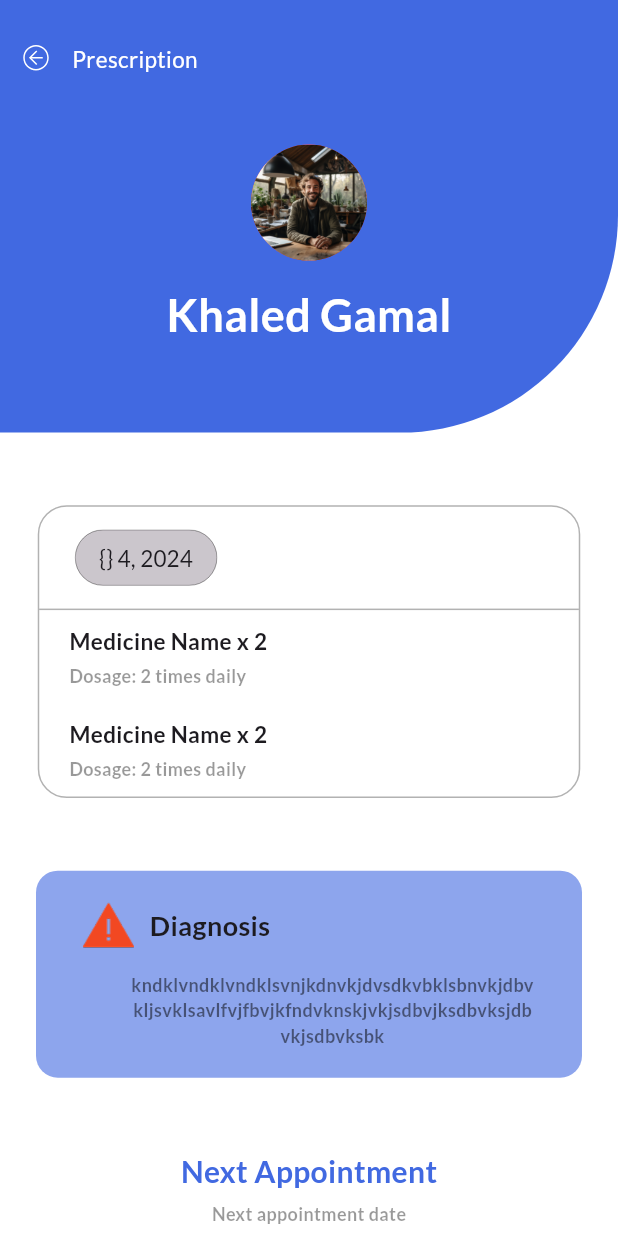
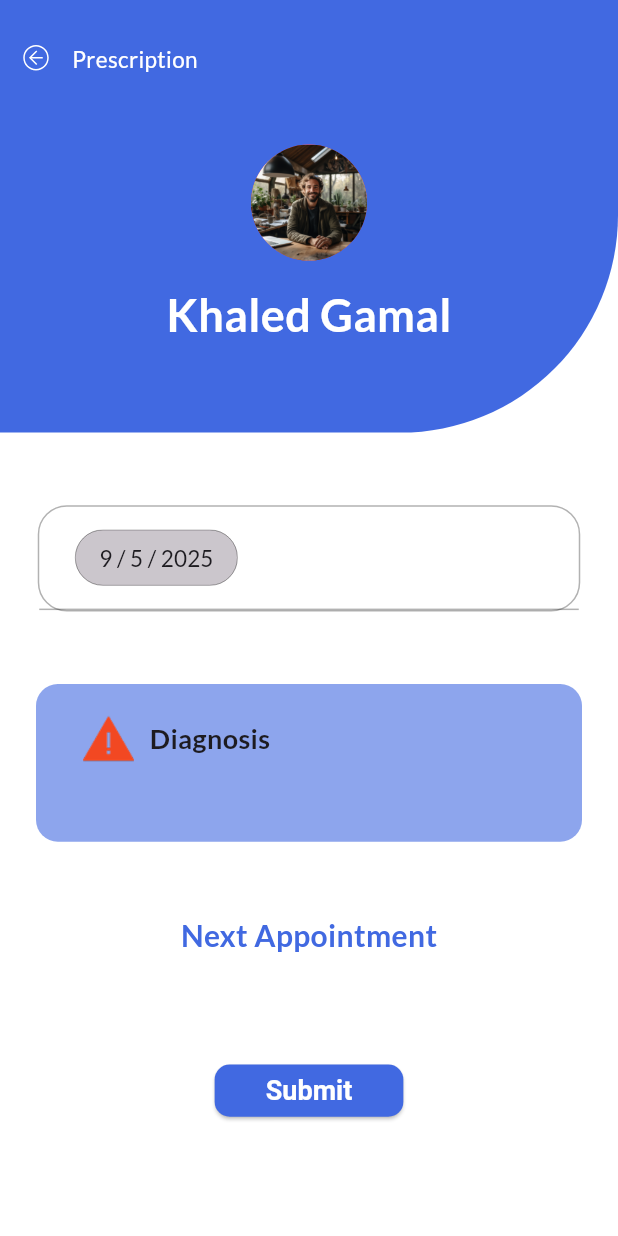
Before and after one commit to Graduation-Project-FETU-2024-2025/doctor-app, a Flutter app: the DetailsExaminationView screen opened directly with empty values, on a phone screen of 412 x 824 dp. Run offline on Flutter 3.47's test engine with Material 3 defaults, Android fonts, the phone set to English and light mode, and no system bars; our stand-ins replace animated_notch_bottom_bar, bloc, cached_network_image, dartz, date_picker_timeline, dio and 14 more; missing offline and left inert: jwt_decode; accounts and stored records are empty; generated files the repository leaves out were written again; project files that could hold a hidden picture were left out.

Commit message:
show data for examination in details

```diff
--- a/lib/features/examination/data/models/examination_model.dart
+++ b/lib/features/examination/data/models/examination_model.dart
@@ -1,17 +1,17 @@
-import 'package:doctor_app/features/medicines/data/models/medicine_model.dart';
+import 'package:doctor_app/features/examination/data/models/prescription_medicine_model.dart';
 
 class ExaminationModel {
   final String id;
-  final String name;
+  final String patientName;
   final List<String> analyses;
-  final List<MedicineModel> medicines;
+  final List<PrescriptionMedicineModel> medicines;
   final String diagonsis;
   final String nextAppointment;
   final DateTime createdAt;
 
   ExaminationModel({
     required this.id,
-    required this.name,
+    required this.patientName,
     required this.analyses,
     required this.medicines,
     required this.diagonsis,
@@ -20,15 +20,15 @@ class ExaminationModel {
   });
   ExaminationModel copyWith({
     String? id,
-    String? name,
+    String? patientName,
     List<String>? analyses,
-    List<MedicineModel>? medicines,
+    List<PrescriptionMedicineModel>? medicines,
     String? diagonsis,
     String? nextAppointment,
   }) {
     return ExaminationModel(
       id: id ?? this.id,
-      name: name ?? this.name,
+      patientName: patientName ?? this.patientName,
       analyses: analyses ?? this.analyses,
       medicines: medicines ?? this.medicines,
       diagonsis: diagonsis ?? this.diagonsis,
--- /dev/null
+++ b/lib/features/examination/data/models/prescription_medicine_model.dart
@@ -0,0 +1,29 @@
+class PrescriptionMedicineModel {
+  final String id;
+  final String name;
+  int dosage;
+  String instructions;
+
+  PrescriptionMedicineModel({
+    required this.id,
+    required this.name,
+    required this.dosage,
+    required this.instructions,
+  });
+  void updateDosage(int newDosage) => dosage = newDosage;
+  void updateInstructions(String newInstructions) =>
+      instructions = newInstructions;
+  PrescriptionMedicineModel copyWith({
+    String? id,
+    String? name,
+    int? dosage,
+    String? instructions,
+  }) {
+    return PrescriptionMedicineModel(
+      id: id ?? this.id,
+      name: name ?? this.name,
+      dosage: dosage ?? this.dosage,
+      instructions: instructions ?? this.instructions,
+    );
+  }
+}
--- a/lib/features/examination/presentation/views/details_examination_view.dart
+++ b/lib/features/examination/presentation/views/details_examination_view.dart
@@ -10,7 +10,9 @@ class DetailsExaminationView extends StatelessWidget {
   Widget build(BuildContext context) {
     return SafeArea(
       child: Scaffold(
-        body: DetailsExaminationViewBody(),
+        body: DetailsExaminationViewBody(
+          examinationModel: examinationModel,
+        ),
       ),
     );
   }
--- /dev/null
+++ b/lib/features/examination/presentation/views/widgets/details_examination_header.dart
@@ -0,0 +1,71 @@
+import 'package:doctor_app/core/helpers/extentions.dart';
+import 'package:doctor_app/core/utils/app_colors.dart';
+import 'package:doctor_app/core/utils/app_icons.dart';
+import 'package:doctor_app/core/utils/app_images.dart';
+import 'package:doctor_app/core/utils/app_styles.dart';
+import 'package:doctor_app/generated/l10n.dart';
+import 'package:flutter/material.dart';
+import 'package:flutter_screenutil/flutter_screenutil.dart';
+import 'package:flutter_svg/svg.dart';
+import 'package:gap/gap.dart';
+
+class DetailsExaminationHeader extends StatelessWidget {
+  const DetailsExaminationHeader({
+    super.key,
+  });
+
+  @override
+  Widget build(BuildContext context) {
+    return Container(
+      height: MediaQuery.sizeOf(context).height * 0.35,
+      decoration: BoxDecoration(
+        color: AppColors.primaryColor,
+        borderRadius: BorderRadius.only(
+          bottomRight: Radius.circular(
+            150.r,
+          ),
+        ),
+      ),
+      child: Column(
+        children: [
+          Gap(15.h),
+          Row(
+            children: [
+              IconButton(
+                onPressed: () {
+                  context.pop();
+                },
+                icon: SvgPicture.asset(
+                  AppIcons.svgsAuthBackIcon,
+                ),
+              ),
+              Text(
+                S.of(context).prescription,
+                style: AppStyles.medium15(context).copyWith(
+                  color: Theme.of(context).brightness == Brightness.light
+                      ? AppColors.white
+                      : AppColors.black,
+                ),
+              ),
+            ],
+          ),
+          Gap(35.h),
+          CircleAvatar(
+            radius: 40.r,
+            backgroundColor: Colors.red,
+            backgroundImage: AssetImage(AppImages.imagesAvatar),
+          ),
+          Gap(15.h),
+          Text(
+            'Khaled Gamal',
+            style: AppStyles.semiBold30(context).copyWith(
+              color: Theme.of(context).brightness == Brightness.light
+                  ? AppColors.white
+                  : AppColors.black,
+            ),
+          )
+        ],
+      ),
+    );
+  }
+}
--- a/lib/features/examination/presentation/views/widgets/details_examination_view_body.dart
+++ b/lib/features/examination/presentation/views/widgets/details_examination_view_body.dart
@@ -1,16 +1,19 @@
-import 'package:doctor_app/core/helpers/extentions.dart';
 import 'package:doctor_app/core/utils/app_colors.dart';
-import 'package:doctor_app/core/utils/app_icons.dart';
-import 'package:doctor_app/core/utils/app_images.dart';
 import 'package:doctor_app/core/utils/app_styles.dart';
+import 'package:doctor_app/core/widgets/add_delete_button.dart';
+import 'package:doctor_app/features/examination/data/models/examination_model.dart';
+import 'package:doctor_app/features/examination/presentation/views/widgets/details_examination_header.dart';
+import 'package:doctor_app/features/examination/presentation/views/widgets/diagonsis_widget.dart';
+import 'package:doctor_app/features/examination/presentation/views/widgets/next_appointment_section.dart';
+import 'package:doctor_app/features/examination/presentation/views/widgets/prescription_list.dart';
 import 'package:doctor_app/generated/l10n.dart';
 import 'package:flutter/material.dart';
 import 'package:flutter_screenutil/flutter_screenutil.dart';
-import 'package:flutter_svg/svg.dart';
 import 'package:gap/gap.dart';
 
 class DetailsExaminationViewBody extends StatelessWidget {
-  const DetailsExaminationViewBody({super.key});
+  const DetailsExaminationViewBody({super.key, required this.examinationModel});
+  final ExaminationModel examinationModel;
 
   @override
   Widget build(BuildContext context) {
@@ -51,7 +54,7 @@ class DetailsExaminationViewBody extends StatelessWidget {
                         ),
                       ),
                       label: Text(
-                        '{} 4, 2024',
+                        '${examinationModel.createdAt.day} / ${examinationModel.createdAt.month} / ${examinationModel.createdAt.year}',
                         style: AppStyles.medium15(context),
                       ),
                       backgroundColor:
@@ -67,7 +70,9 @@ class DetailsExaminationViewBody extends StatelessWidget {
                         : AppColors.white.withOpacity(0.3),
                     height: 1.h,
                   ),
-                  PrescriptionList(),
+                  PrescriptionList(
+                    prescriptions: examinationModel.medicines,
+                  ),
                 ],
               ),
             ),
@@ -77,205 +82,32 @@ class DetailsExaminationViewBody extends StatelessWidget {
             padding: const EdgeInsets.symmetric(
               horizontal: 24.0,
             ),
-            child: DiagonsisWidget(),
+            child: DiagonsisWidget(
+              diagonsis: examinationModel.diagonsis,
+            ),
           ),
           Gap(50.h),
-          NextAppoinmentSection(),
+          NextAppoinmentSection(
+            nextAppoinment: examinationModel.nextAppointment,
+          ),
+          Gap(50.h),
+          Row(
+            mainAxisAlignment: MainAxisAlignment.center,
+            children: [
+              SizedBox(
+                height: 36.h,
+                width: 120.w,
+                child: AddDeleteButton(
+                  title: S.of(context).submit,
+                  color: AppColors.primaryColor,
+                  onpressed: () {},
+                ),
+              ),
+            ],
+          ),
+          Gap(50.h),
         ],
       ),
     );
   }
 }
-
-class NextAppoinmentSection extends StatelessWidget {
-  const NextAppoinmentSection({
-    super.key,
-  });
-
-  @override
-  Widget build(BuildContext context) {
-    return Column(
-      children: [
-        Text(
-          S.of(context).nextAppointment,
-          style: AppStyles.semiBold20(context).copyWith(
-            color: AppColors.primaryColor,
-          ),
-        ),
-        Gap(5.h),
-        Text(
-          'Next appointment date',
-          style: AppStyles.semiBold12(context).copyWith(
-            color: Theme.of(context).brightness == Brightness.light
-                ? AppColors.black.withOpacity(0.4)
-                : AppColors.white.withOpacity(0.4),
-          ),
-        ),
-      ],
-    );
-  }
-}
-
-class DiagonsisWidget extends StatelessWidget {
-  const DiagonsisWidget({
-    super.key,
-  });
-
-  @override
-  Widget build(BuildContext context) {
-    return Container(
-      width: double.infinity,
-      decoration: BoxDecoration(
-        color: AppColors.primaryColor.withOpacity(0.6),
-        borderRadius: BorderRadius.circular(15.r),
-      ),
-      child: Padding(
-        padding: EdgeInsets.symmetric(
-          horizontal: 30.w,
-          vertical: 20.h,
-        ),
-        child: Column(children: [
-          Row(
-            children: [
-              Image.asset(
-                AppImages.imagesMissedAppointment,
-                height: 35.h,
-              ),
-              Gap(10.w),
-              Text(
-                S.of(context).diagnosis,
-                style: AppStyles.semiBold18(context),
-              ),
-            ],
-          ),
-          Gap(15.h),
-          Row(
-            children: [
-              SizedBox(
-                width: 30.w,
-              ),
-              Expanded(
-                child: Text(
-                  'kndklvndklvndklsvnjkdnvkjdvsdkvbklsbnvkjdbvkljsvklsavlfvjfbvjkfndvknskjvkjsdbvjksdbvksjdbvkjsdbvksbk',
-                  textAlign: TextAlign.center,
-                  style: AppStyles.semiBold12(context).copyWith(
-                    color: Theme.of(context).brightness == Brightness.light
-                        ? AppColors.black.withOpacity(0.5)
-                        : AppColors.white.withOpacity(0.5),
-                  ),
-                ),
-              ),
-            ],
-          ),
-        ]),
-      ),
-    );
-  }
-}
-
-class PrescriptionItem extends StatelessWidget {
-  const PrescriptionItem({
-    super.key,
-  });
-
-  @override
-  Widget build(BuildContext context) {
-    return Column(
-      crossAxisAlignment: CrossAxisAlignment.start,
-      children: [
-        Text(
-          'Medicine Name x 2',
-          style: AppStyles.semiBold15(context),
-        ),
-        Gap(5.h),
-        Text(
-          'Dosage: 2 times daily',
-          style: AppStyles.semiBold12(context).copyWith(
-            color: Theme.of(context).brightness == Brightness.light
-                ? AppColors.black.withOpacity(0.4)
-                : AppColors.white.withOpacity(0.4),
-          ),
-        ),
-      ],
-    );
-  }
-}
-
-class PrescriptionList extends StatelessWidget {
-  const PrescriptionList({super.key});
-
-  @override
-  Widget build(BuildContext context) {
-    return ListView.builder(
-        itemCount: 2,
-        physics: const NeverScrollableScrollPhysics(),
-        shrinkWrap: true,
-        itemBuilder: (context, index) {
-          return Padding(
-            padding: EdgeInsets.symmetric(vertical: 10.h, horizontal: 20),
-            child: PrescriptionItem(),
-          );
-        });
-  }
-}
-
-class DetailsExaminationHeader extends StatelessWidget {
-  const DetailsExaminationHeader({
-    super.key,
-  });
-
-  @override
-  Widget build(BuildContext context) {
-    return Container(
-      height: MediaQuery.sizeOf(context).height * 0.35,
-      decoration: BoxDecoration(
-        color: AppColors.primaryColor,
-        borderRadius: BorderRadius.only(
-          bottomRight: Radius.circular(
-            150.r,
-          ),
-        ),
-      ),
-      child: Column(
-        children: [
-          Gap(15.h),
-          Row(
-            children: [
-              IconButton(
-                onPressed: () {
-                  context.pop();
-                },
-                icon: SvgPicture.asset(
-                  AppIcons.svgsAuthBackIcon,
-                ),
-              ),
-              Text(
-                S.of(context).prescription,
-                style: AppStyles.medium15(context).copyWith(
-                  color: Theme.of(context).brightness == Brightness.light
-                      ? AppColors.white
-                      : AppColors.black,
-                ),
-              ),
-            ],
-          ),
-          Gap(35.h),
-          CircleAvatar(
-            radius: 40.r,
-            backgroundColor: Colors.red,
-            backgroundImage: AssetImage(AppImages.imagesAvatar),
-          ),
-          Gap(15.h),
-          Text(
-            'Khaled Gamal',
-            style: AppStyles.semiBold30(context).copyWith(
-              color: Theme.of(context).brightness == Brightness.light
-                  ? AppColors.white
-                  : AppColors.black,
-            ),
-          )
-        ],
-      ),
-    );
-  }
-}
--- /dev/null
+++ b/lib/features/examination/presentation/views/widgets/diagonsis_widget.dart
@@ -0,0 +1,66 @@
+import 'package:doctor_app/core/utils/app_colors.dart';
+import 'package:doctor_app/core/utils/app_images.dart';
+import 'package:doctor_app/core/utils/app_styles.dart';
+import 'package:doctor_app/generated/l10n.dart';
+import 'package:flutter/material.dart';
+import 'package:flutter_screenutil/flutter_screenutil.dart';
+import 'package:gap/gap.dart';
+
+class DiagonsisWidget extends StatelessWidget {
+  const DiagonsisWidget({
+    super.key,
+    required this.diagonsis,
+  });
+  final String diagonsis;
+
+  @override
+  Widget build(BuildContext context) {
+    return Container(
+      width: double.infinity,
+      decoration: BoxDecoration(
+        color: AppColors.primaryColor.withOpacity(0.6),
+        borderRadius: BorderRadius.circular(15.r),
+      ),
+      child: Padding(
+        padding: EdgeInsets.symmetric(
+          horizontal: 30.w,
+          vertical: 20.h,
+        ),
+        child: Column(children: [
+          Row(
+            children: [
+              Image.asset(
+                AppImages.imagesMissedAppointment,
+                height: 35.h,
+              ),
+              Gap(10.w),
+              Text(
+                S.of(context).diagnosis,
+                style: AppStyles.semiBold18(context),
+              ),
+            ],
+          ),
+          Gap(15.h),
+          Row(
+            children: [
+              SizedBox(
+                width: 30.w,
+              ),
+              Expanded(
+                child: Text(
+                  diagonsis,
+                  textAlign: TextAlign.center,
+                  style: AppStyles.semiBold12(context).copyWith(
+                    color: Theme.of(context).brightness == Brightness.light
+                        ? AppColors.black.withOpacity(0.5)
+                        : AppColors.white.withOpacity(0.5),
+                  ),
+                ),
+              ),
+            ],
+          ),
+        ]),
+      ),
+    );
+  }
+}
--- /dev/null
+++ b/lib/features/examination/presentation/views/widgets/next_appointment_section.dart
@@ -0,0 +1,36 @@
+import 'package:doctor_app/core/utils/app_colors.dart';
+import 'package:doctor_app/core/utils/app_styles.dart';
+import 'package:doctor_app/generated/l10n.dart';
+import 'package:flutter/material.dart';
+import 'package:flutter_screenutil/flutter_screenutil.dart';
+import 'package:gap/gap.dart';
+
+class NextAppoinmentSection extends StatelessWidget {
+  const NextAppoinmentSection({
+    super.key,
+    required this.nextAppoinment,
+  });
+  final String nextAppoinment;
+  @override
+  Widget build(BuildContext context) {
+    return Column(
+      children: [
+        Text(
+          S.of(context).nextAppointment,
+          style: AppStyles.semiBold20(context).copyWith(
+            color: AppColors.primaryColor,
+          ),
+        ),
+        Gap(5.h),
+        Text(
+          nextAppoinment,
+          style: AppStyles.semiBold12(context).copyWith(
+            color: Theme.of(context).brightness == Brightness.light
+                ? AppColors.black.withOpacity(0.4)
+                : AppColors.white.withOpacity(0.4),
+          ),
+        ),
+      ],
+    );
+  }
+}
--- a/lib/features/medicines/data/models/medicine_model.dart
+++ b/lib/features/medicines/data/models/medicine_model.dart
@@ -13,13 +13,20 @@ class MedicineModel {
     this.imageUrl,
   });
 
-  @override
-  bool operator ==(Object other) =>
-      identical(this, other) ||
-      other is MedicineModel &&
-          runtimeType == other.runtimeType &&
-          id == other.id;
-
-  @override
-  int get hashCode => id.hashCode;
+  MedicineModel copyWith({
+    String? id,
+    String? imageUrl,
+    String? name,
+    int? dosage,
+    String? additionalInstructions,
+  }) {
+    return MedicineModel(
+      id: id ?? this.id,
+      imageUrl: imageUrl ?? this.imageUrl,
+      name: name ?? this.name,
+      dosage: dosage ?? this.dosage,
+      additionalInstructions:
+          additionalInstructions ?? this.additionalInstructions,
+    );
+  }
 }
--- a/lib/features/medicines/presentation/views/widgets/medicines_view_body.dart
+++ b/lib/features/medicines/presentation/views/widgets/medicines_view_body.dart
@@ -7,6 +7,7 @@ import 'package:doctor_app/core/utils/app_icons.dart';
 import 'package:doctor_app/core/utils/app_styles.dart';
 import 'package:doctor_app/core/widgets/add_delete_button.dart';
 import 'package:doctor_app/core/widgets/search_text_field.dart';
+import 'package:doctor_app/features/examination/presentation/view_models/examination_cubit/examination_cubit.dart';
 import 'package:doctor_app/features/medicines/presentation/views/widgets/medicines_grid.dart';
 import 'package:doctor_app/generated/l10n.dart';
 import 'package:flutter/widgets.dart';
@@ -78,9 +79,12 @@ class MedicinesViewBody extends StatelessWidget {
                     title: S.of(context).save,
                     color: AppColors.primaryColor,
                     onpressed: () {
+                      final cubit = ExaminationCubit.get(context);
+                      cubit.updateModelData();
                       Navigator.pushNamed(
                         context,
                         Routing.detailsExamination,
+                        arguments: cubit.examinationModel,
                       );
                     },
                   ),
--- a/lib/l10n/intl_ar.arb
+++ b/lib/l10n/intl_ar.arb
@@ -75,6 +75,7 @@
         "diagnosis":"التشخيص",
         "addDiagnosis":"اضافة التشخيص",
         "next":"التالي",
-        "prescription":"الوصفة الطبية"
+        "prescription":"الوصفة الطبية",
+        "submit":"ارسال"
 
 }
--- a/lib/l10n/intl_en.arb
+++ b/lib/l10n/intl_en.arb
@@ -77,5 +77,6 @@
     "diagnosis":"Diagnosis",
     "addDiagnosis":"Add Diagnosis",
     "next":"Next",
-    "prescription":"Prescription"
+    "prescription":"Prescription",
+    "submit":"Submit"
 }
```
Also changed, not shown: lib/features/examination/presentation/view_models/examination_cubit/examination_cubit.dart (+28 -18 lines), lib/features/examination/presentation/views/widgets/prescription_item.dart (added, +36 -0 lines), lib/features/examination/presentation/views/widgets/prescription_list.dart (added, +25 -0 lines), lib/features/medicines/presentation/views/widgets/medicine_card.dart (+21 -1 lines), lib/generated/intl/messages_all.dart, lib/generated/intl/messages_ar.dart, lib/generated/intl/messages_en.dart, lib/generated/l10n.dart, 3 other files.
